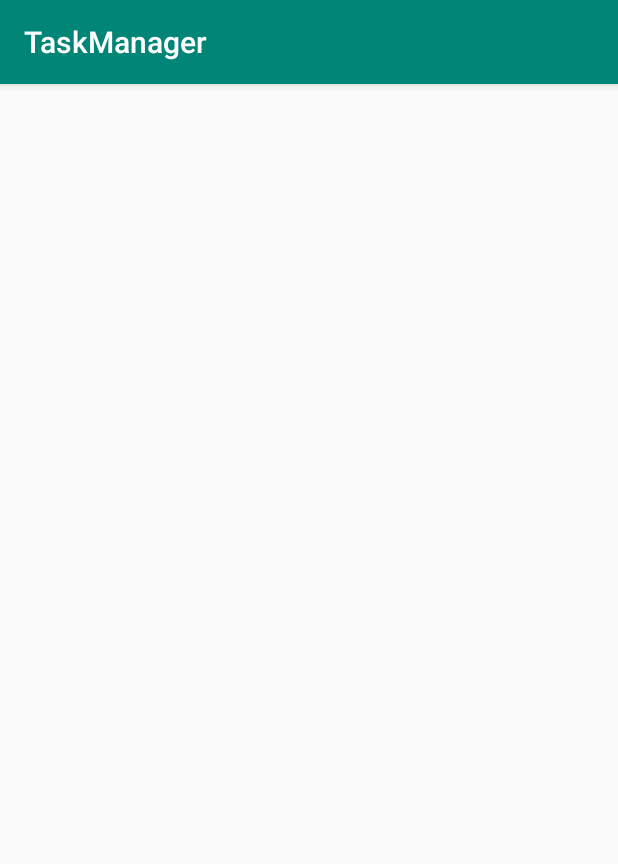
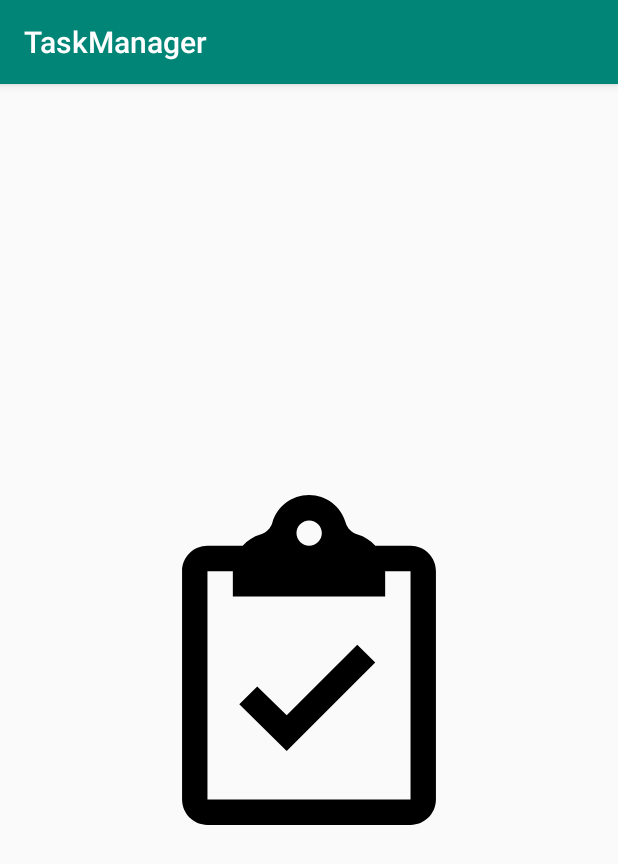
Before and after one commit to shayan4shayan/android-toturial-sample, an Android app: the SplashActivity screen opened directly, with no data from a screen before it, on a phone screen of 412 x 824 dp. Shown: the top 864 px of the screen. Run offline under Robolectric (Android 15) with nearby library versions, the phone set to English and light mode, and no system bars.

Commit message:
transition between splash and login added.

```diff
--- a/app/src/main/java/ir/shayan/taskmanager/activities/SplashActivity.kt
+++ b/app/src/main/java/ir/shayan/taskmanager/activities/SplashActivity.kt
@@ -1,7 +1,13 @@
 package ir.shayan.taskmanager.activities
 
+import android.app.ActivityOptions
+import android.content.Intent
 import androidx.appcompat.app.AppCompatActivity
 import android.os.Bundle
+import android.os.Handler
+import android.transition.Explode
+import android.transition.Transition
+import android.view.Window
 import ir.shayan.taskmanager.R
 import ir.shayan.taskmanager.isLogin
 import ir.shayan.taskmanager.startSomeActivity
@@ -11,10 +17,13 @@ class SplashActivity : AppCompatActivity() {
     override fun onCreate(savedInstanceState: Bundle?) {
         super.onCreate(savedInstanceState)
         setContentView(R.layout.activity_splash)
-        if (isLogin()){
-            startSomeActivity(MainActivity::class.java)
-        } else {
-            startSomeActivity(LoginActivity::class.java)
-        }
+        Handler().postDelayed({
+            if (isLogin()){
+                startSomeActivity(MainActivity::class.java)
+            } else {
+                startActivity(Intent(this,LoginActivity::class.java),
+                    ActivityOptions.makeSceneTransitionAnimation(this).toBundle())
+            }
+        },2000)
     }
 }
--- a/app/src/main/res/layout/activity_login.xml
+++ b/app/src/main/res/layout/activity_login.xml
@@ -16,7 +16,8 @@
         android:layout_weight="1"
         android:padding="128dp"
         android:scaleType="centerCrop"
-        android:src="@drawable/ic_icon" />
+        android:src="@drawable/ic_icon"
+        android:transitionName="icon" />
 
     <com.google.android.material.textfield.TextInputLayout
         android:id="@+id/layoutEmail"
--- a/app/src/main/res/layout/activity_main.xml
+++ b/app/src/main/res/layout/activity_main.xml
@@ -8,6 +8,4 @@
     android:padding="16dp"
     tools:context=".activities.MainActivity">
 
-
-
 </LinearLayout>
--- a/app/src/main/res/layout/activity_splash.xml
+++ b/app/src/main/res/layout/activity_splash.xml
@@ -6,4 +6,11 @@
     android:layout_height="match_parent"
     tools:context=".activities.SplashActivity">
 
+    <ImageView
+        android:layout_width="match_parent"
+        android:layout_height="match_parent"
+        android:padding="96dp"
+        android:src="@drawable/ic_icon"
+        android:transitionName="icon" />
+
 </androidx.constraintlayout.widget.ConstraintLayout>
--- /dev/null
+++ b/app/src/main/res/transition/change_image_transform.xml
@@ -0,0 +1,4 @@
+<?xml version="1.0" encoding="utf-8"?>
+<transitionSet xmlns:android="http://schemas.android.com/apk/res/android">
+    <changeImageTransform/>
+</transitionSet>
--- /dev/null
+++ b/app/src/main/res/transition/explode.xml
@@ -0,0 +1,4 @@
+<?xml version="1.0" encoding="utf-8"?>
+<transitionSet xmlns:android="http://schemas.android.com/apk/res/android">
+    <explode/>
+</transitionSet>
--- a/app/src/main/res/values/styles.xml
+++ b/app/src/main/res/values/styles.xml
@@ -6,6 +6,17 @@
         <item name="colorPrimary">@color/colorPrimary</item>
         <item name="colorPrimaryDark">@color/colorPrimaryDark</item>
         <item name="colorAccent">@color/colorAccent</item>
+        <item name="android:windowActivityTransitions">true</item>
+
+        <!-- specify enter and exit transitions -->
+        <item name="android:windowEnterTransition">@transition/explode</item>
+        <item name="android:windowExitTransition">@transition/explode</item>
+
+        <!-- specify shared element transitions -->
+        <item name="android:windowSharedElementEnterTransition">
+            @transition/change_image_transform</item>
+        <item name="android:windowSharedElementExitTransition">
+            @transition/change_image_transform</item>
     </style>
 
     <style name="FormEditText">
```
